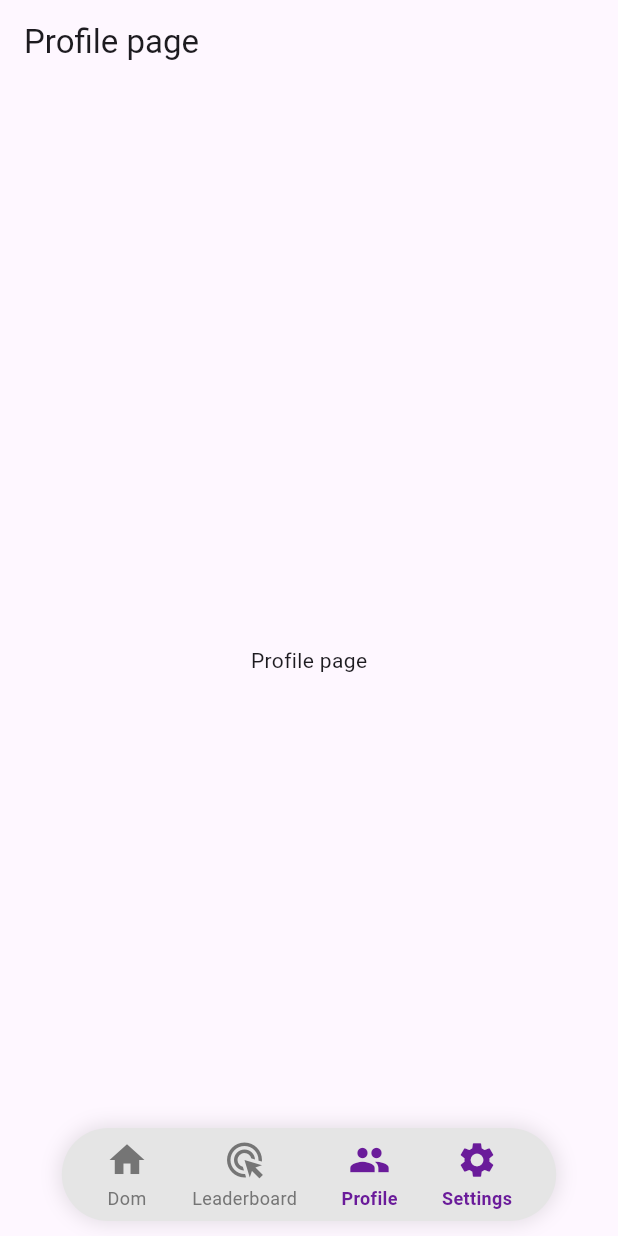
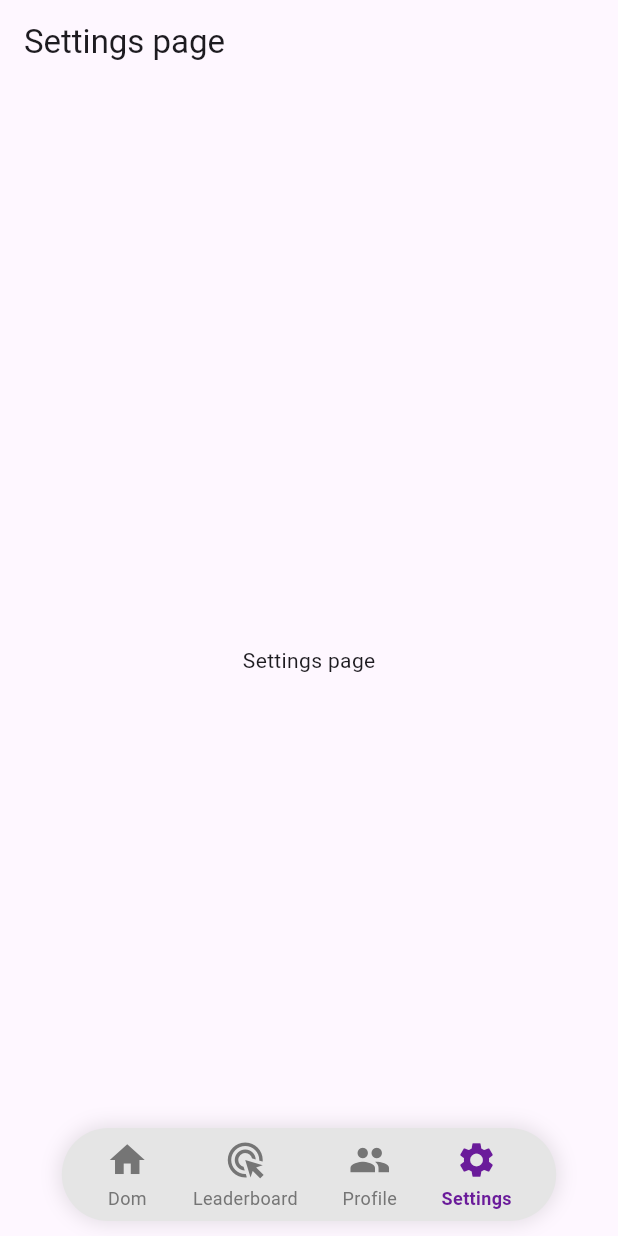
Before and after one commit to pieter0100/projektGrupowy, a Flutter app: the screen it shows after launch, item 3 of the bottom bar chosen, after a tap on "Settings", on a phone screen of 412 x 824 dp. Run offline on Flutter 3.47's test engine with Material 3 defaults, Android fonts, the phone set to English and light mode, and no system bars; our stand-ins replace go_router.

Commit message:
poprawa bledu (klikanie w settngs przenosilo do profile i byly zbugowane ikonki na dole, przeniesienie calego routera do osobnego pliku

```diff
--- a/lib/app_router.dart
+++ b/lib/app_router.dart
@@ -1,27 +1,63 @@
 import 'package:go_router/go_router.dart';
-import 'package:flutter/material.dart';
 import 'package:projekt_grupowy/screens/home_screen.dart';
 import 'package:projekt_grupowy/screens/level_screen.dart';
 import 'package:projekt_grupowy/screens/profile_screen.dart';
+import 'package:projekt_grupowy/screens/settings_screen.dart';
+import 'widgets/scaffold_with_nav.dart';
 
 final GoRouter router = GoRouter(
-  routes: <RouteBase>[
-    GoRoute(
-      path: '/',
-      builder: (BuildContext context, GoRouterState state) {
-        return HomeScreen();
+  initialLocation: '/home', // Domyślna ścieżka
+  routes: [
+    // 🤖 To jest nasza główna trasa z zakładkami
+    StatefulShellRoute.indexedStack(
+
+      // Budowniczy 'powłoki' (naszego widgetu z BottomNavBar)
+      builder: (context, state, navigationShell) {
+        return ScaffoldWithNav(navigationShell: navigationShell);
       },
-      routes: <RouteBase>[
-        GoRoute(
-          path: 'profile',
-          builder: (BuildContext context, GoRouterState state) {
-            return ProfileScreen();
-          },
+
+      // Definicja "gałęzi" (branches), czyli naszych zakładek
+      branches: [
+
+        // --- GAŁĄŹ 1: DOM ---
+        StatefulShellBranch(
+          routes: [
+            GoRoute(
+              path: '/level', // Ścieżka URL
+              builder: (context, state) => const LevelScreen(),
+              // Możesz tu zagnieżdżać dalsze trasy, np. /home/details/1
+            ),
+          ],
         ),
-        GoRoute(path: 'level',
-        builder: (BuildContext context, GoRouterState state) {
-            return LevelScreen();
-          },
+
+        // --- GAŁĄŹ 2: LEADERBOARD ---
+        StatefulShellBranch(
+          routes: [
+            GoRoute(
+              path: '/home',
+              builder: (context, state) => const HomeScreen(),
+            ),
+          ],
+        ),
+
+        // --- GAŁĄŹ 3: PROFIL ---
+        StatefulShellBranch(
+          routes: [
+            GoRoute(
+              path: '/profile',
+              builder: (context, state) => const ProfileScreen(),
+            ),
+          ],
+        ),
+
+        // --- GAŁĄŹ 4: SETTINGS ---
+        StatefulShellBranch(
+          routes: [
+            GoRoute(
+              path: '/settings',
+              builder: (context, state) => const SettingsScreen(),
+            )
+          ]
         )
       ],
     ),
--- a/lib/main.dart
+++ b/lib/main.dart
@@ -1,73 +1,17 @@
 // main.dart
 import 'package:flutter/material.dart';
-import 'package:go_router/go_router.dart';
+import 'package:projekt_grupowy/app_router.dart';
 
-// Zaimportuj swoje pliki
-import 'widgets/scaffold_with_nav.dart';
-import 'screens/home_screen.dart';
-import 'screens/level_screen.dart';
-import 'screens/profile_screen.dart';
 
 void main() {
   runApp(MyApp());
 }
 
-// Stwórz konfigurację routera
-final GoRouter _router = GoRouter(
-  initialLocation: '/home', // Domyślna ścieżka
-  routes: [
-    // 🤖 To jest nasza główna trasa z zakładkami
-    StatefulShellRoute.indexedStack(
-
-      // Budowniczy 'powłoki' (naszego widgetu z BottomNavBar)
-      builder: (context, state, navigationShell) {
-        return ScaffoldWithNav(navigationShell: navigationShell);
-      },
-
-      // Definicja "gałęzi" (branches), czyli naszych zakładek
-      branches: [
-
-        // --- GAŁĄŹ 1: DOM ---
-        StatefulShellBranch(
-          routes: [
-            GoRoute(
-              path: '/level', // Ścieżka URL
-              builder: (context, state) => const LevelScreen(),
-              // Możesz tu zagnieżdżać dalsze trasy, np. /home/details/1
-            ),
-          ],
-        ),
-
-        // --- GAŁĄŹ 2: LEADERBOARD ---
-        StatefulShellBranch(
-          routes: [
-            GoRoute(
-              path: '/home',
-              builder: (context, state) => const HomeScreen(),
-            ),
-          ],
-        ),
-
-        // --- GAŁĄŹ 3: PROFIL ---
-        StatefulShellBranch(
-          routes: [
-            GoRoute(
-              path: '/profile',
-              builder: (context, state) => const ProfileScreen(),
-            ),
-          ],
-        ),
-      ],
-    ),
-  ],
-);
-
 class MyApp extends StatelessWidget {
   @override
   Widget build(BuildContext context) {
-    // Użyj .router() zamiast zwykłego MaterialApp
     return MaterialApp.router(
-      routerConfig: _router,
+      routerConfig: router,
       title: 'GoRouter Bottom Nav',
     );
   }
--- /dev/null
+++ b/lib/screens/settings_screen.dart
@@ -0,0 +1,17 @@
+import 'package:flutter/material.dart';
+
+class SettingsScreen extends StatelessWidget{
+  const SettingsScreen({super.key});
+
+  @override
+  Widget build(BuildContext context) {
+    return Scaffold(
+      appBar: AppBar(
+        title: Text('Settings page'),
+      ),
+      body: Center(
+        child: Text('Settings page')
+      ),
+    );
+  }
+}
--- a/lib/widgets/scaffold_with_nav.dart
+++ b/lib/widgets/scaffold_with_nav.dart
@@ -75,8 +75,8 @@ class ScaffoldWithNav extends StatelessWidget {
                 _buildNavItem(
                   icon: Icons.settings,
                   label: 'Settings',
-                  isSelected: navigationShell.currentIndex == 2,
-                  onTap: () => _onTap(2),
+                  isSelected: navigationShell.currentIndex == 3,
+                  onTap: () => _onTap(3),
                 ),
               ],
             ),
```
